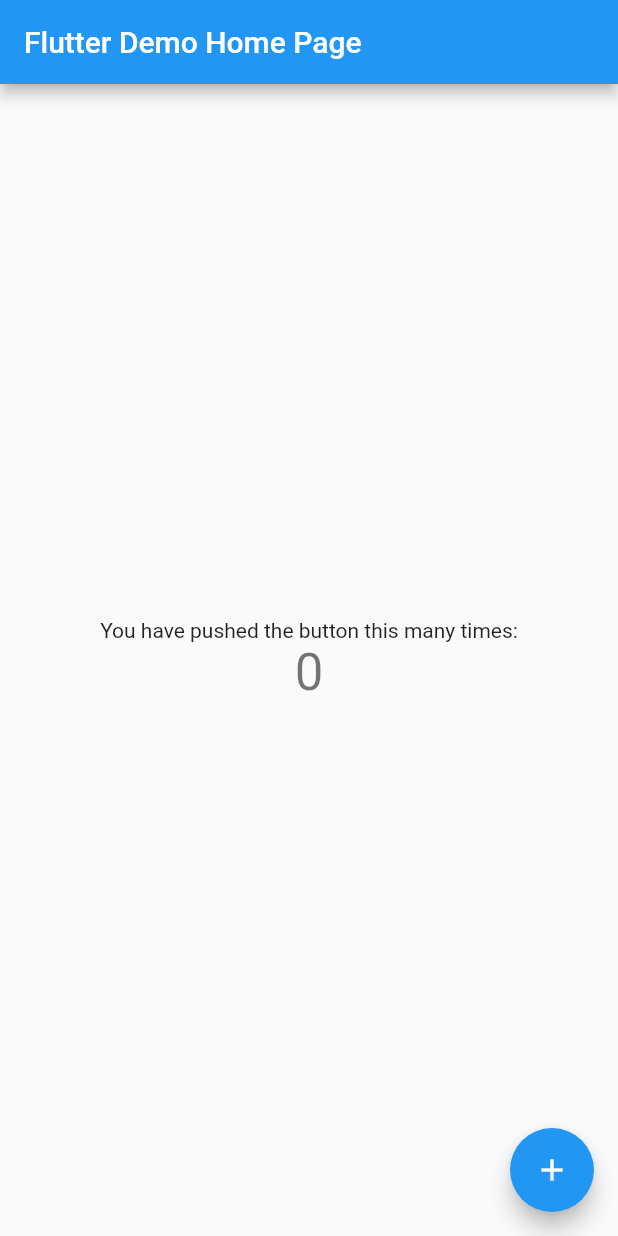
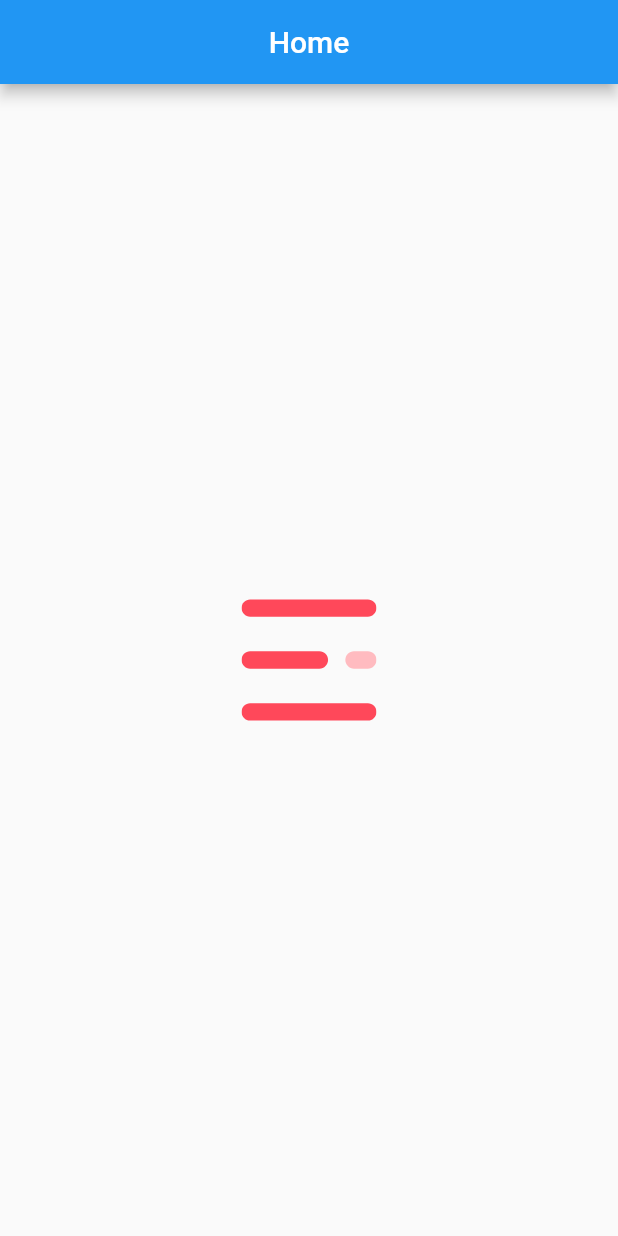
Before and after one commit to DavidBarcenas/flutter-ui, a Flutter app: the screen it shows after launch, on a phone screen of 412 x 824 dp. Run offline on Flutter 3.47's test engine with Material 2 defaults, Android fonts, the phone set to English and light mode, and no system bars; our stand-ins replace flutter_svg.

Commit message:
Create home page and install flutter_svg

```diff
--- a/lib/main.dart
+++ b/lib/main.dart
@@ -1,4 +1,5 @@
 import 'package:flutter/material.dart';
+import 'package:flutterui/pages/home_page.dart';
 
 void main() {
   runApp(MyApp());
@@ -9,6 +10,7 @@ class MyApp extends StatelessWidget {
   @override
   Widget build(BuildContext context) {
     return MaterialApp(
+      debugShowCheckedModeBanner: false,
       title: 'Flutter Demo',
       theme: ThemeData(
         // This is the theme of your application.
@@ -26,92 +28,7 @@ class MyApp extends StatelessWidget {
         // closer together (more dense) than on mobile platforms.
         visualDensity: VisualDensity.adaptivePlatformDensity,
       ),
-      home: MyHomePage(title: 'Flutter Demo Home Page'),
+      home: HomePage(),
     );
   }
 }
-
-class MyHomePage extends StatefulWidget {
-  MyHomePage({Key key, this.title}) : super(key: key);
-
-  // This widget is the home page of your application. It is stateful, meaning
-  // that it has a State object (defined below) that contains fields that affect
-  // how it looks.
-
-  // This class is the configuration for the state. It holds the values (in this
-  // case the title) provided by the parent (in this case the App widget) and
-  // used by the build method of the State. Fields in a Widget subclass are
-  // always marked "final".
-
-  final String title;
-
-  @override
-  _MyHomePageState createState() => _MyHomePageState();
-}
-
-class _MyHomePageState extends State<MyHomePage> {
-  int _counter = 0;
-
-  void _incrementCounter() {
-    setState(() {
-      // This call to setState tells the Flutter framework that something has
-      // changed in this State, which causes it to rerun the build method below
-      // so that the display can reflect the updated values. If we changed
-      // _counter without calling setState(), then the build method would not be
-      // called again, and so nothing would appear to happen.
-      _counter++;
-    });
-  }
-
-  @override
-  Widget build(BuildContext context) {
-    // This method is rerun every time setState is called, for instance as done
-    // by the _incrementCounter method above.
-    //
-    // The Flutter framework has been optimized to make rerunning build methods
-    // fast, so that you can just rebuild anything that needs updating rather
-    // than having to individually change instances of widgets.
-    return Scaffold(
-      appBar: AppBar(
-        // Here we take the value from the MyHomePage object that was created by
-        // the App.build method, and use it to set our appbar title.
-        title: Text(widget.title),
-      ),
-      body: Center(
-        // Center is a layout widget. It takes a single child and positions it
-        // in the middle of the parent.
-        child: Column(
-          // Column is also a layout widget. It takes a list of children and
-          // arranges them vertically. By default, it sizes itself to fit its
-          // children horizontally, and tries to be as tall as its parent.
-          //
-          // Invoke "debug painting" (press "p" in the console, choose the
-          // "Toggle Debug Paint" action from the Flutter Inspector in Android
-          // Studio, or the "Toggle Debug Paint" command in Visual Studio Code)
-          // to see the wireframe for each widget.
-          //
-          // Column has various properties to control how it sizes itself and
-          // how it positions its children. Here we use mainAxisAlignment to
-          // center the children vertically; the main axis here is the vertical
-          // axis because Columns are vertical (the cross axis would be
-          // horizontal).
-          mainAxisAlignment: MainAxisAlignment.center,
-          children: <Widget>[
-            Text(
-              'You have pushed the button this many times:',
-            ),
-            Text(
-              '$_counter',
-              style: Theme.of(context).textTheme.headline4,
-            ),
-          ],
-        ),
-      ),
-      floatingActionButton: FloatingActionButton(
-        onPressed: _incrementCounter,
-        tooltip: 'Increment',
-        child: Icon(Icons.add),
-      ), // This trailing comma makes auto-formatting nicer for build methods.
-    );
-  }
-}
--- /dev/null
+++ b/lib/pages/home_page.dart
@@ -0,0 +1,13 @@
+import 'package:flutter/material.dart';
+import 'package:flutter_svg/flutter_svg.dart';
+
+
+class HomePage extends StatelessWidget {
+  @override
+  Widget build(BuildContext context) {
+    return Scaffold(
+      appBar: AppBar(title: Text('Home'), centerTitle: true,),
+      body: Center(child: SvgPicture.asset('assets/icons/menu.svg', width: 90,))
+    );
+  }
+}
```
Also changed, not shown: pubspec.yaml (+4 -5 lines), assets/icons/menu.svg (added), pubspec.lock.
